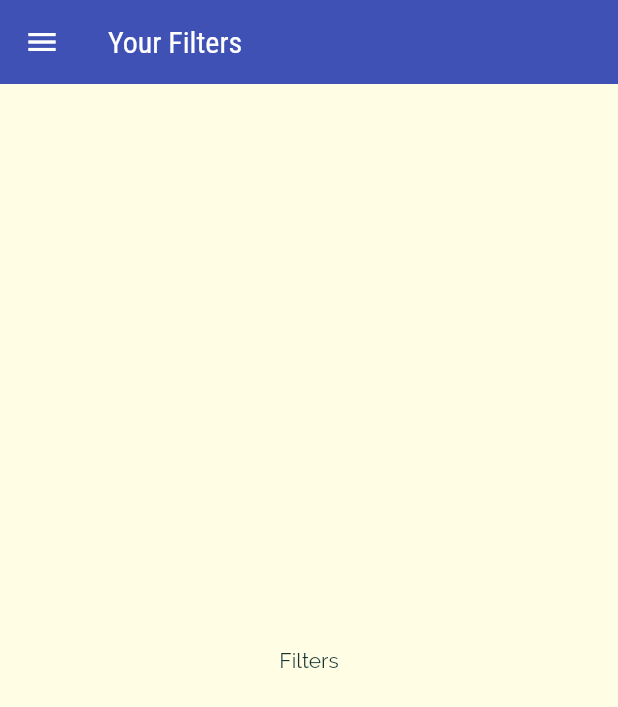
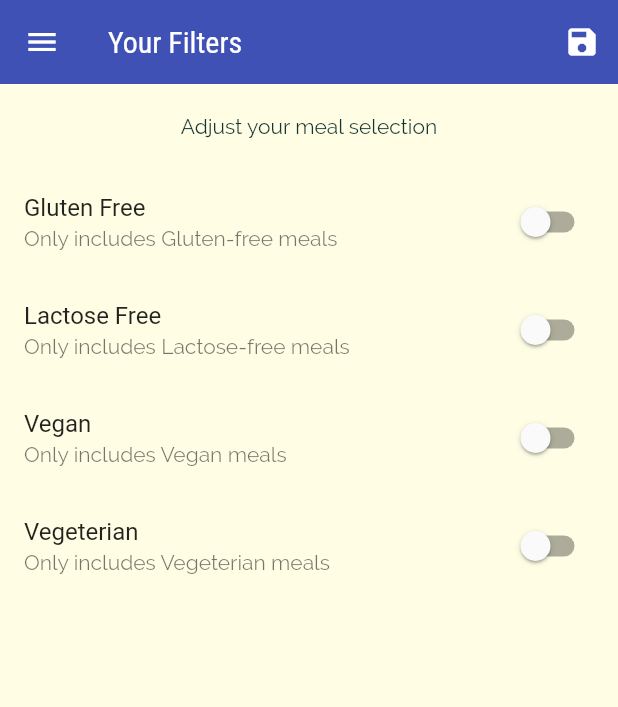
Before and after one commit to Raj-Mandloii/Meal-App-Flutter, a Flutter app: the FiltersScreen screen opened by its route, on a phone screen of 412 x 824 dp. Shown: the top 707 px of the screen. Run offline on Flutter 3.47's test engine with Material 2 defaults, Android fonts, the phone set to English and light mode, and no system bars.

Commit message:
meal filters added

```diff
--- a/lib/main.dart
+++ b/lib/main.dart
@@ -1,7 +1,9 @@
 import 'package:flutter/material.dart';
-import 'package:meals_app/screens/filters_screen.dart';
-import 'package:meals_app/screens/meal_detail_screen.dart';
-import 'package:meals_app/screens/tabs_screen.dart';
+import './dummy_data.dart';
+import './models/meals.dart';
+import './screens/filters_screen.dart';
+import './screens/meal_detail_screen.dart';
+import './screens/tabs_screen.dart';
 import 'screens/category_meals_screen.dart';
 import 'screens/categories_screen.dart';
 
@@ -9,10 +11,43 @@ void main() {
   runApp(const MyApp());
 }
 
-class MyApp extends StatelessWidget {
+class MyApp extends StatefulWidget {
   const MyApp({super.key});
 
-  // This widget is the root of your application.
+  @override
+  State<MyApp> createState() => _MyAppState();
+}
+
+class _MyAppState extends State<MyApp> {
+  Map<String, bool> _filters = {
+    'gluten': false,
+    'lactose': false,
+    'vegan': false,
+    'vegeterian': false,
+  };
+  List<Meal> _availableMeal = DUMMY_MEALS;
+
+  void _setFilters(Map<String, bool> filterData) {
+    setState(() {
+      _filters = filterData;
+      _availableMeal = DUMMY_MEALS.where((meal) {
+        if (_filters['gluten']! && !meal.isGlutenFree) {
+          return false;
+        }
+        if (_filters['lactose']! && !meal.isLactoseFree) {
+          return false;
+        }
+        if (_filters['vegan']! && !meal.isVegan) {
+          return false;
+        }
+        if (_filters['vegeterian']! && !meal.isVegetarian) {
+          return false;
+        }
+        return true;
+      }).toList();
+    });
+  }
+
   @override
   Widget build(BuildContext context) {
     return MaterialApp(
@@ -36,9 +71,9 @@ class MyApp extends StatelessWidget {
         // this is the default route. /
         // "/": (context) => const CategoriesScreen(),
         "/": (context) => TabsScreen(),
-        "/category-meals": (context) => CategoryMealsScreen(),
+        "/category-meals": (context) => CategoryMealsScreen(_availableMeal),
         "/meal_detail": (context) => const MealDetailScreen(),
-        "/filters": (context) => const FiltersScreen(),
+        "/filters": (context) => FiltersScreen(currentFilters: _filters,saveFilters: _setFilters),
       },
       onGenerateRoute: (settings) {
         // gives arguement and name
--- a/lib/screens/category_meals_screen.dart
+++ b/lib/screens/category_meals_screen.dart
@@ -4,6 +4,8 @@ import 'package:meals_app/models/meals.dart';
 import 'package:meals_app/widgets/meal_item.dart';
 
 class CategoryMealsScreen extends StatefulWidget {
+  final List<Meal> _availableMeals;
+  CategoryMealsScreen(this._availableMeals);
   @override
   State<CategoryMealsScreen> createState() => _CategoryMealsScreenState();
 }
@@ -12,6 +14,7 @@ class _CategoryMealsScreenState extends State<CategoryMealsScreen> {
   // const CategoryMealsScreen({Key? key}) : super(key: key);
   //  String categoryMeals;
   List<Meal>? displayMeals;
+  var _isLoaded = false;
   // @override
   // void initState() {
   //   // TODO: implement initState
@@ -21,11 +24,14 @@ class _CategoryMealsScreenState extends State<CategoryMealsScreen> {
 
   @override
   void didChangeDependencies() {
-    final routeArgs =
-        ModalRoute.of(context)!.settings.arguments as Map<String, String>;
-    displayMeals = DUMMY_MEALS.where((meal) {
-      return meal.categories.contains(routeArgs['id']);
-    }).toList();
+    if (!_isLoaded) {
+      final routeArgs =
+          ModalRoute.of(context)!.settings.arguments as Map<String, String>;
+      displayMeals = widget._availableMeals.where((meal) {
+        return meal.categories.contains(routeArgs['id']);
+      }).toList();
+      _isLoaded = true;
+    }
     super.didChangeDependencies();
   }
 
--- a/lib/screens/filters_screen.dart
+++ b/lib/screens/filters_screen.dart
@@ -1,20 +1,118 @@
 import 'package:flutter/material.dart';
 import 'package:meals_app/widgets/main_drawer.dart';
 
-class FiltersScreen extends StatelessWidget {
-  const FiltersScreen({Key? key}) : super(key: key);
+class FiltersScreen extends StatefulWidget {
+  const FiltersScreen({Key? key, required this.saveFilters, required this.currentFilters})
+      : super(key: key);
+  final Function saveFilters;
+  final Map<String, bool> currentFilters;
+  @override
+  State<FiltersScreen> createState() => _FiltersScreenState();
+}
+
+class _FiltersScreenState extends State<FiltersScreen> {
+  var _glutenFree = false;
+  var _vegeterian = false;
+  var _vegan = false;
+  var _lactoseFree = false;
+//  {gluten: false, lactose: false, vegan: false, vegeterian: false}
+  @override
+  void initState() {
+    print(widget.currentFilters);
+    _glutenFree = widget.currentFilters['gluten']!;
+    _lactoseFree = widget.currentFilters['lactose']!;
+    _vegan = widget.currentFilters['vegan']!;
+    _vegeterian = widget.currentFilters['vegeterian']!;
+
+    super.initState();
+  }
+
+  Widget buildSwitchTile(String title, String description, bool currentValue,
+      Function updateValue) {
+    return SwitchListTile(
+      value: currentValue,
+      onChanged: (val) => updateValue(val),
+      title: Text(title),
+      subtitle: Text(description),
+    );
+  }
 
   @override
   Widget build(BuildContext context) {
-    return  Scaffold(
+    return Scaffold(
         appBar: AppBar(
           elevation: 0,
           title: const Text("Your Filters"),
+          actions: [
+            IconButton(
+                onPressed: () {
+                  final selectFilterData = {
+                    'gluten': _glutenFree,
+                    'lactose': _lactoseFree,
+                    'vegan': _vegan,
+                    'vegeterian': _vegeterian,
+                  };
+                  widget.saveFilters(selectFilterData);
+                },
+                icon: const Icon(Icons.save))
+          ],
         ),
         drawer: const MainDrawer(),
-      body: Center(
-        child: Text("Filters"),
+        body: Column(
+          children: [
+            Container(
+              padding: const EdgeInsets.all(20),
+              child: Text(
+                "Adjust your meal selection",
+                style: Theme.of(context).textTheme.bodyLarge,
               ),
-    );
+            ),
+            Expanded(
+                child: ListView(
+              children: [
+                buildSwitchTile(
+                  "Gluten Free",
+                  'Only includes Gluten-free meals',
+                  _glutenFree,
+                  (val) {
+                    setState(() {
+                      _glutenFree = val;
+                    });
+                  },
+                ),
+                buildSwitchTile(
+                  "Lactose Free",
+                  'Only includes Lactose-free meals',
+                  _lactoseFree,
+                  (val) {
+                    setState(() {
+                      _lactoseFree = val;
+                    });
+                  },
+                ),
+                buildSwitchTile(
+                  "Vegan",
+                  'Only includes Vegan meals',
+                  _vegan,
+                  (val) {
+                    setState(() {
+                      _vegan = val;
+                    });
+                  },
+                ),
+                buildSwitchTile(
+                  "Vegeterian",
+                  'Only includes Vegeterian meals',
+                  _vegeterian,
+                  (val) {
+                    setState(() {
+                      _vegeterian = val;
+                    });
+                  },
+                ),
+              ],
+            ))
+          ],
+        ));
   }
 }
--- a/lib/screens/tabs_screen.dart
+++ b/lib/screens/tabs_screen.dart
@@ -27,7 +27,7 @@ class _TabsScreenState extends State<TabsScreen> {
   Widget build(BuildContext context) {
     return Scaffold(
       appBar: AppBar(
-        title: const Text("Daily Meals"),
+        title: const Text("🧑‍🍳  Daily Meals  🧑‍🍳"),
         elevation: 0,
 
       ),
```
Lines whose indentation alone changed are shown as unchanged.
